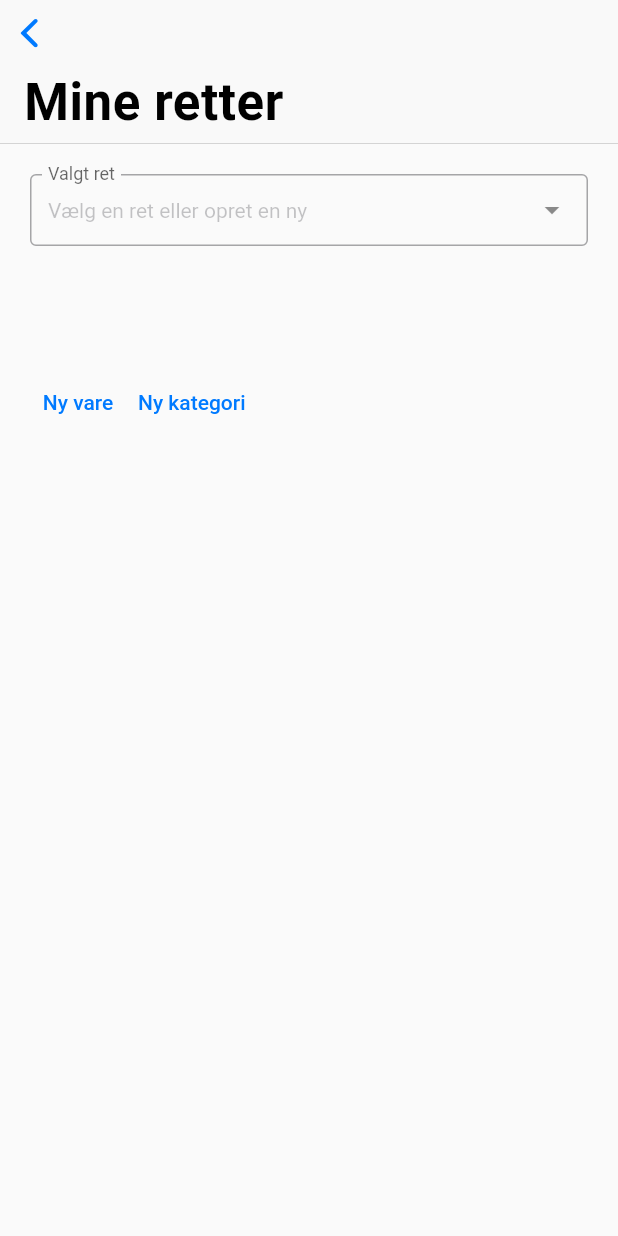
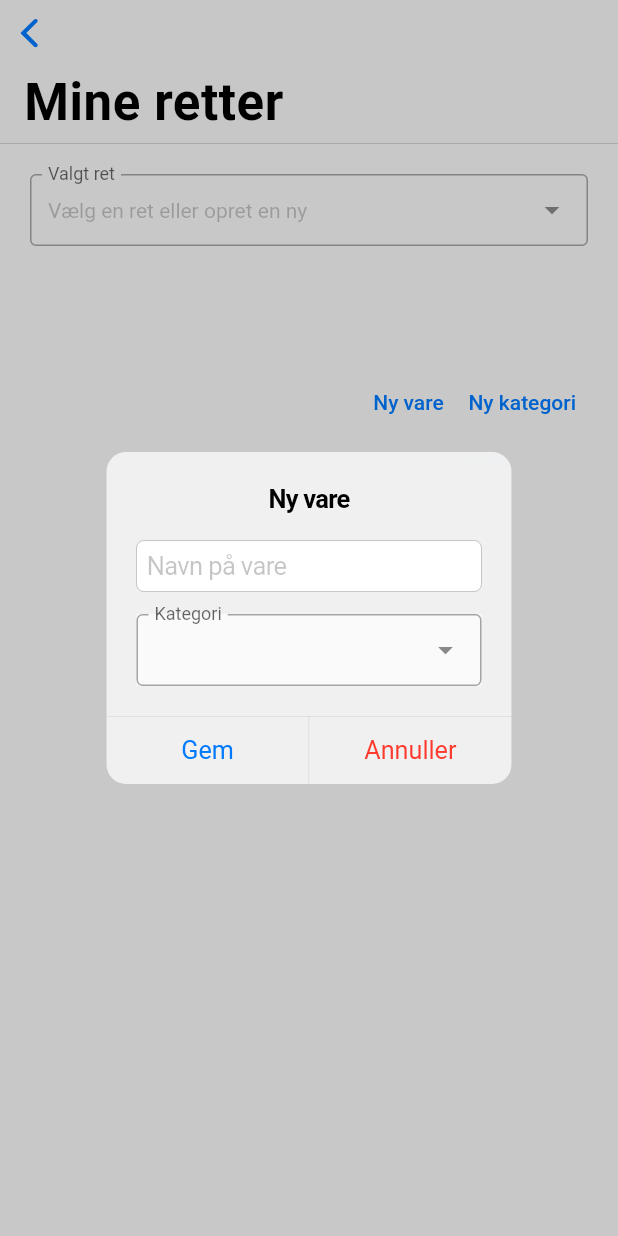
Before and after one commit to matjoerg/madplan_app, a Flutter app: the DatabaseScreen widget shown alone on an empty page, opened directly, after a tap on "Ny vare", on a phone screen of 412 x 824 dp. Run offline on Flutter 3.47's test engine with Material 2 defaults, Android fonts, the phone set to English and light mode, and no system bars; drawn by our look-alikes of dropdown_search; our stand-ins replace modal_bottom_sheet.

Commit message:
Add new ingredient dialog

```diff
--- a/lib/screens/database_screen.dart
+++ b/lib/screens/database_screen.dart
@@ -17,8 +17,6 @@ class DatabaseScreen extends StatefulWidget {
 class _DatabaseScreenState extends State<DatabaseScreen> {
   Dish? chosenDish;
   int noOfIngredients = 0;
-  bool _creatingNewDish = false;
-  TextEditingController _newDishNameController = TextEditingController();
 
   @override
   Widget build(BuildContext context) {
@@ -38,7 +36,11 @@ class _DatabaseScreenState extends State<DatabaseScreen> {
           ),
         ),
         SliverPadding(
-          padding: EdgeInsets.all(Pixels.defaultMargin),
+          padding: EdgeInsets.only(
+            top: Pixels.defaultMargin,
+            left: Pixels.defaultMargin,
+            right: Pixels.defaultMargin,
+          ),
           sliver: SliverList(
             delegate: SliverChildListDelegate.fixed(
               _buildIngredients(),
@@ -46,13 +48,23 @@ class _DatabaseScreenState extends State<DatabaseScreen> {
           ),
         ),
         SliverPadding(
-          padding: EdgeInsets.all(Pixels.defaultMargin),
+          padding: EdgeInsets.symmetric(horizontal: Pixels.defaultMargin),
           sliver: SliverList(
             delegate: SliverChildListDelegate.fixed(
               [
-                _buildAddButtons(),
+                if (chosenDish != null) _buildAddIngredientButton(),
+                SizedBox(height: 20),
+                if (chosenDish != null) _buildSaveDishButton(),
+                SizedBox(height: 20),
+                _buildNewIngredientCategoryButtons(),
               ],
             ),
+          ),
+        ),
+        SliverPadding(
+          padding: EdgeInsets.only(bottom: 100),
+          sliver: SliverList(
+            delegate: SliverChildListDelegate.fixed([]),
           ),
         ),
       ],
@@ -87,11 +99,8 @@ class _DatabaseScreenState extends State<DatabaseScreen> {
     return ingredientsList;
   }
 
-  Widget _buildAddButtons() {
-    return Row(
-      children: [
-        if (chosenDish != null)
-          CupertinoButton(
+  Widget _buildAddIngredientButton() {
+    return CupertinoButton(
       child: Icon(CupertinoIcons.add_circled_solid),
       onPressed: () {
         setState(
@@ -100,18 +109,101 @@ class _DatabaseScreenState extends State<DatabaseScreen> {
           },
         );
       },
-          ),
+    );
+  }
+
+  Widget _buildNewIngredientCategoryButtons() {
+    return Row(
+      children: [
+        Spacer(),
         TextButton(
           child: Text("Ny vare"),
-          onPressed: () => {},
+          onPressed: _buildNewIngredientDialog,
         ),
         TextButton(
           child: Text("Ny kategori"),
-          onPressed: () => {},
+          onPressed: _addNewCategory,
         ),
       ],
     );
   }
+
+  Widget _buildSaveDishButton() {
+    return Padding(
+      padding: EdgeInsets.symmetric(horizontal: 50),
+      child: CupertinoButton.filled(
+        child: Text("Gem ret"),
+        onPressed: () {
+          //TODO: Save dish
+        },
+      ),
+    );
+  }
+
+  _buildNewIngredientDialog() {
+    Item newIngredient = Item(name: "", category: "");
+    return showCupertinoDialog(
+      context: context,
+      builder: (BuildContext context) {
+        return CupertinoAlertDialog(
+          title: Text("Ny vare"),
+          content: Column(
+            children: [
+              Padding(
+                padding: EdgeInsets.symmetric(vertical: 15),
+                child: CupertinoTextField(
+                  onChanged: (String? ingredientName) {
+                    if (ingredientName != null) {
+                      newIngredient.name = ingredientName;
+                    }
+                  },
+                  placeholder: "Navn på vare",
+                ),
+              ),
+              Material(
+                child: DropdownSearch<String>(
+                  mode: Mode.MENU,
+                  showClearButton: false,
+                  showSelectedItem: true,
+                  showAsSuffixIcons: false,
+                  items: [
+                    "Frugt og grønt",
+                    "Kolonial",
+                    "Frost",
+                  ],
+                  label: "Kategori",
+                  onChanged: (String? selectedItem) {
+                    if (selectedItem == null) {
+                      return;
+                    }
+                    newIngredient.category = selectedItem;
+                  },
+                  dropdownBuilder: _customNewIngredientDropdown,
+                ),
+              ),
+            ],
+          ),
+          actions: [
+            CupertinoDialogAction(
+              child: Text("Gem"),
+              onPressed: () {
+                // TODO: Save ingredient to database
+                Navigator.pop(context);
+              },
+            ),
+            CupertinoDialogAction(
+                child: Text("Annuller"),
+                onPressed: () {
+                  Navigator.pop(context);
+                },
+                isDestructiveAction: true),
+          ],
+        );
+      },
+    );
+  }
+
+  _addNewCategory() {}
 
   Widget _buildIngredientDropdownRow(Item ingredient, int index) {
     return Material(
@@ -171,7 +263,6 @@ class _DatabaseScreenState extends State<DatabaseScreen> {
               flex: 2,
               child: DropdownSearch<IndexedIngredientProperty>(
                 mode: Mode.MENU,
-                showSearchBox: true,
                 showClearButton: false,
                 showSelectedItem: true,
                 dropdownButtonBuilder: (_) => SizedBox(width: 8),
@@ -207,9 +298,10 @@ class _DatabaseScreenState extends State<DatabaseScreen> {
 
   Widget _buildRemoveIngredientButton(int index) {
     return CupertinoButton(
-        child: Icon(CupertinoIcons.clear_circled_solid),
+        child: Icon(CupertinoIcons.clear_circled),
         onPressed: () {
           setState(() {
+            print(index);
             chosenDish?.ingredients.removeAt(index);
           });
         });
@@ -219,10 +311,8 @@ class _DatabaseScreenState extends State<DatabaseScreen> {
     if (selectedItem == "Opret ny") {
       return CupertinoTextField(
         placeholder: "Navn på ny ret",
-        controller: _newDishNameController,
+        onChanged: _setNewDishName,
       );
-    } else {
-      _newDishNameController.clear();
     }
     if (selectedItem == null) {
       return Text(
@@ -242,33 +332,50 @@ class _DatabaseScreenState extends State<DatabaseScreen> {
     return Text(selectedItem.property);
   }
 
+  Widget _customNewIngredientDropdown(BuildContext context, String? selectedItem, String? notUsed) {
+    if (selectedItem == null) {
+      return Container();
+    }
+
+    return Text(selectedItem);
+  }
+
   _setDishName(dynamic selectedItem) {
     if (selectedItem == null) {
-      _creatingNewDish = false;
       setState(() {
         chosenDish = null;
       });
       return;
     }
-    if (selectedItem == "Opret ny") {
-      _creatingNewDish = true;
-    } else {
-      _creatingNewDish = false;
     setState(() {
-        chosenDish = getDish(selectedItem);
+      chosenDish = _getDish(selectedItem);
     });
     print(selectedItem);
   }
+
+  _setNewDishName(String dishName) {
+    chosenDish!.name = dishName;
   }
 
-  Dish getDish(String dishName) {
+  Dish _getDish(String selectedItem) {
+    //TODO: Get dish from database
+    if (selectedItem == "Opret ny") {
       return Dish(
-      name: dishName,
+        name: "",
+        ingredients: [
+          Item(name: "", category: "", count: 0),
+          Item(name: "", category: "", count: 0),
+        ],
+      );
+    } else {
+      return Dish(
+        name: selectedItem,
         ingredients: [
           Item(name: "Kartofler", category: "Frugt og grønt"),
           Item(name: "Mel", category: "Kolonial"),
         ],
       );
+    }
   }
 
   _setIngredientName(IndexedIngredientProperty? selectedItem) {
```
Lines whose indentation alone changed are shown as unchanged.
